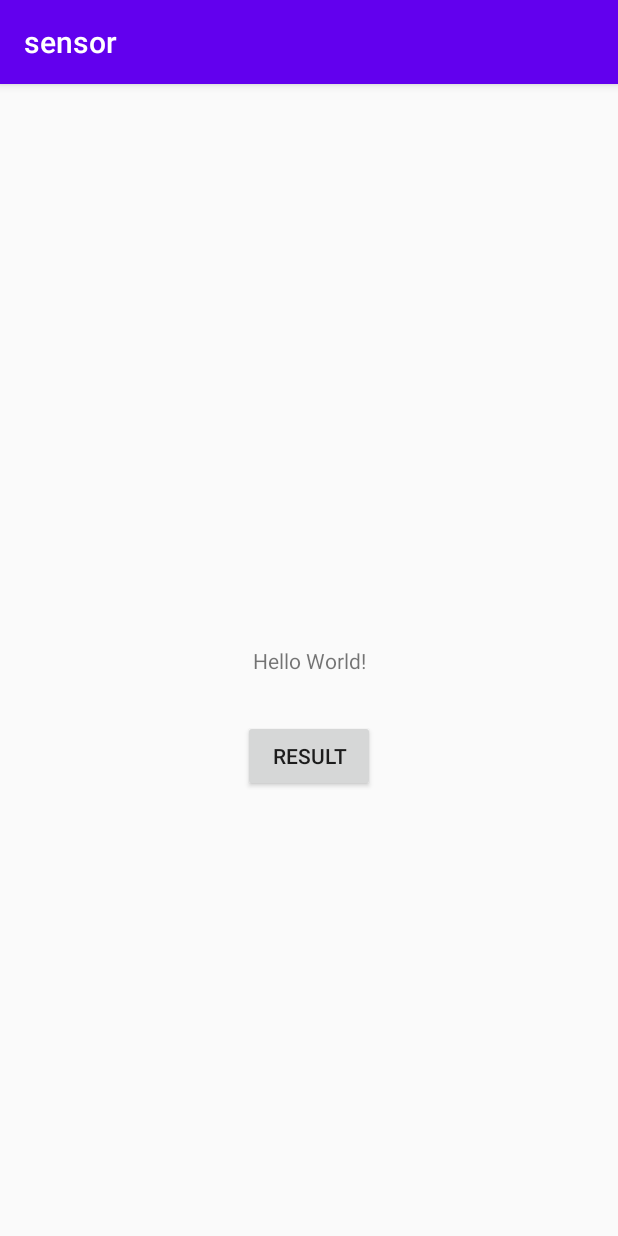
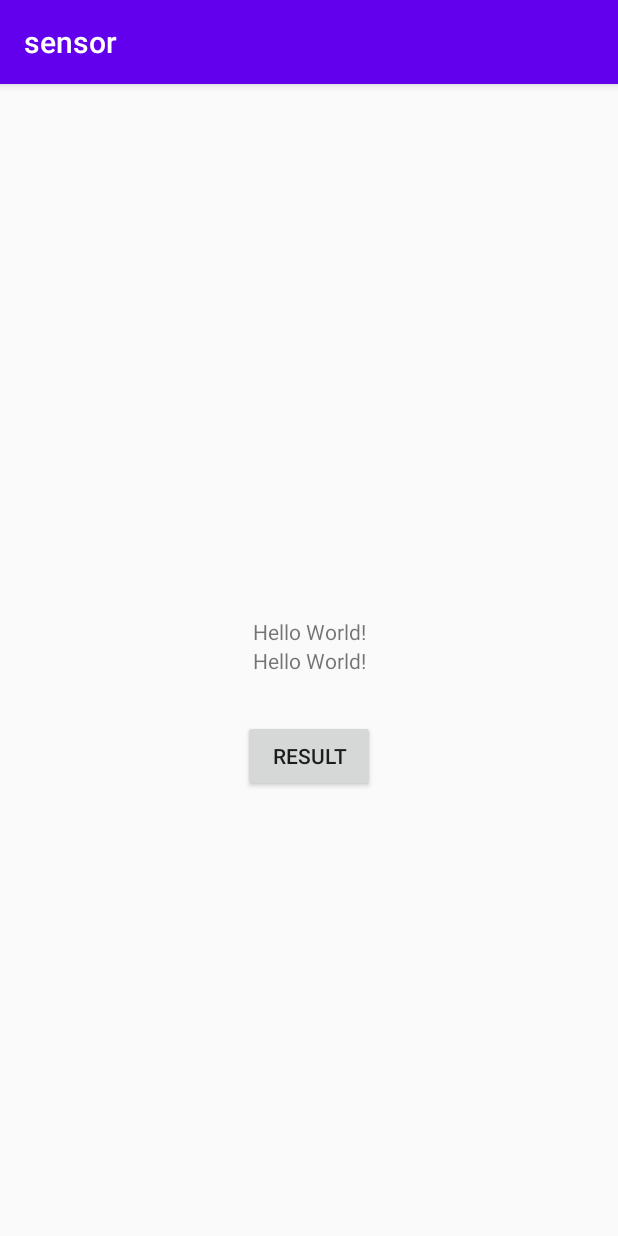
Before and after one commit to betrayers000/android_sensor, an Android app: the screen it shows after launch (MainActivity), on a phone screen of 412 x 824 dp. Run offline under Robolectric (Android 15) with nearby library versions, the phone set to English and light mode, and no system bars; libraries missing offline, so code that uses them is left out: com.hoho.android.

Commit message:
add usbport

```diff
--- a/app/src/main/res/layout/activity_main.xml
+++ b/app/src/main/res/layout/activity_main.xml
@@ -15,6 +15,16 @@
         app:layout_constraintLeft_toLeftOf="parent"
         app:layout_constraintRight_toRightOf="parent"
         app:layout_constraintTop_toTopOf="parent" />
+    <TextView
+        android:id="@+id/result_viewer2"
+        android:layout_width="wrap_content"
+        android:layout_height="wrap_content"
+        android:text="Hello World!"
+        app:layout_constraintBottom_toTopOf="@id/result_viewer"
+        app:layout_constraintLeft_toLeftOf="parent"
+        app:layout_constraintRight_toRightOf="parent"
+ />
+
 
     <Button
         android:text="result"
--- a/app/src/main/res/xml/device_filter.xml
+++ b/app/src/main/res/xml/device_filter.xml
@@ -1,5 +1,5 @@
 <?xml version="1.0" encoding="utf-8"?>
 
 <resources>
-    <usb-device vendor-id="1234" product-id="5678" class="255" subclass="66" protocol="1" />
+    <usb-device vendor-id="1027" product-id="24597"/>
 </resources>
```
Also changed, not shown: app/src/main/java/com/example/sensor/MainActivity.kt (+24 -2 lines).
